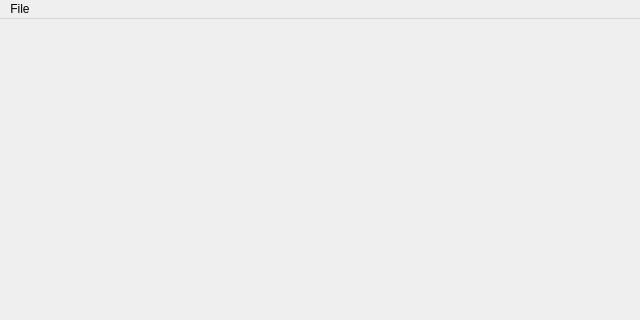
Old version of the form Editor/Source/CrystalEditor/Private/Editor/TextureEditor/TextureEditorWindow.ui in the repository neelmewada/CrystalEngine; both pictures show x 0 to 640 and y 0 to 320 of the 640 by 480 pixel window.
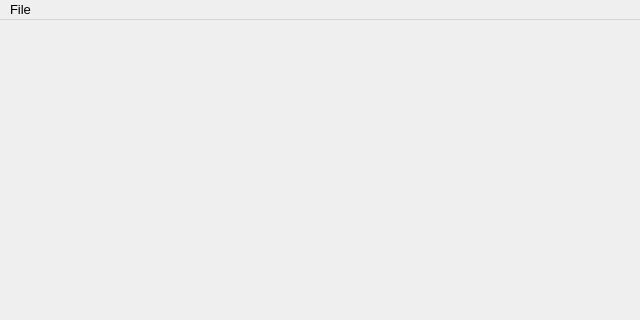
New version of the form.

Diff of the .ui file:
```diff
--- a/Editor/Source/CrystalEditor/Private/Editor/TextureEditor/TextureEditorWindow.ui
+++ b/Editor/Source/CrystalEditor/Private/Editor/TextureEditor/TextureEditorWindow.ui
@@ -20,10 +20,20 @@
      <x>0</x>
      <y>0</y>
      <width>640</width>
-     <height>24</height>
+     <height>19</height>
     </rect>
    </property>
+   <property name="font">
+    <font>
+     <pointsize>10</pointsize>
+    </font>
+   </property>
    <widget class="QMenu" name="menuFile">
+    <property name="font">
+     <font>
+      <pointsize>10</pointsize>
+     </font>
+    </property>
     <property name="title">
      <string>File</string>
     </property>
```
Left out of the diff: 18 changed lines with no effect on the pictures.
